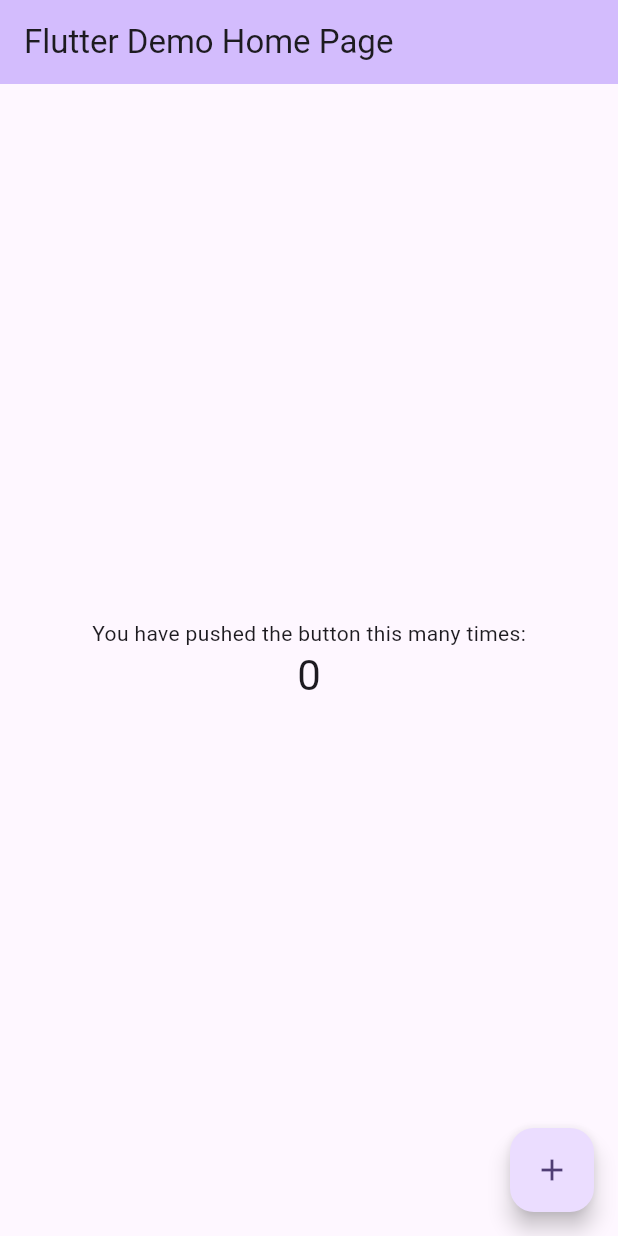
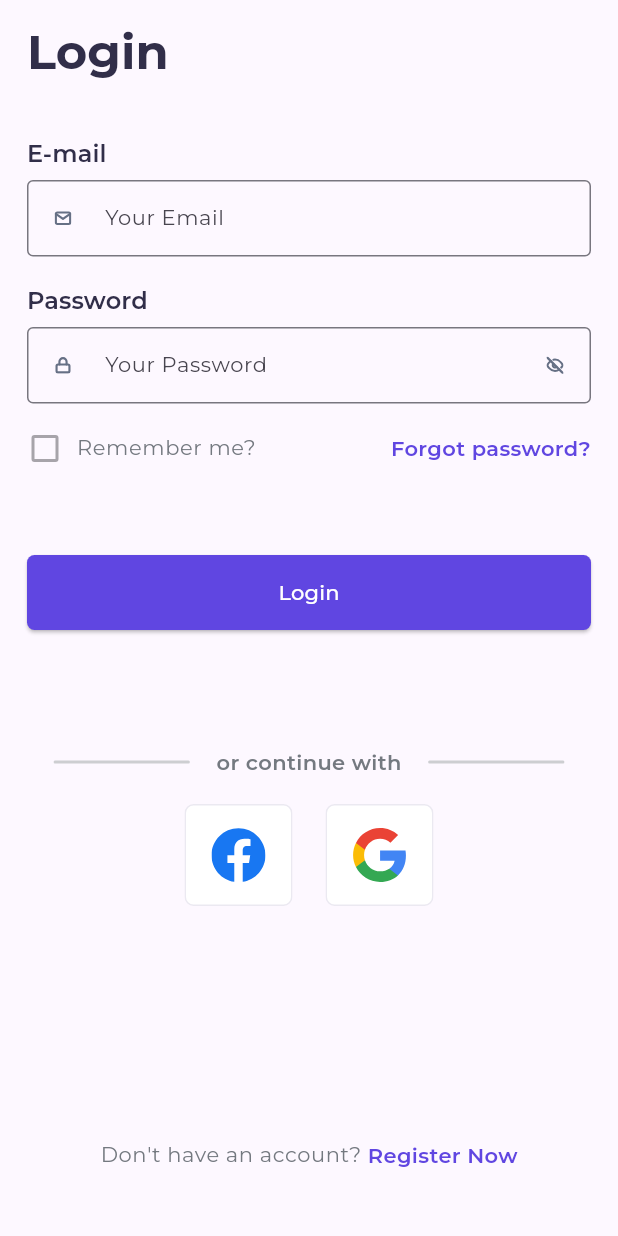
Before and after one commit to praidux/LostGet, a Flutter app: the screen it shows after launch, on a phone screen of 412 x 824 dp. Run offline on Flutter 3.47's test engine with Material 2 defaults, Android fonts, the phone set to English and light mode, and no system bars; our stand-ins replace flutter_screenutil, flutter_svg, google_fonts.

Commit message:
Login and Sign Up Screen are created.

```diff
--- /dev/null
+++ b/lib/constants/colors.dart
@@ -0,0 +1,7 @@
+import 'package:flutter/material.dart';
+
+class AppColors {
+  static const Color headingColor = Color.fromRGBO(49, 46, 73, 1);
+  static const Color primaryColor = Color.fromRGBO(96, 70, 225, 1);
+  static const Color placeHolderColor = Color.fromRGBO(116, 121, 128, 1);
+}
--- a/lib/main.dart
+++ b/lib/main.dart
@@ -1,4 +1,8 @@
 import 'package:flutter/material.dart';
+import 'package:flutter_screenutil/flutter_screenutil.dart';
+import 'package:google_fonts/google_fonts.dart';
+import 'package:lost_get/constants/colors.dart';
+import 'package:lost_get/routes/app_routes.dart';
 
 void main() {
   runApp(const MyApp());
@@ -10,116 +14,39 @@ class MyApp extends StatelessWidget {
   // This widget is the root of your application.
   @override
   Widget build(BuildContext context) {
-    return MaterialApp(
-      title: 'Flutter Demo',
-      theme: ThemeData(
-        // This is the theme of your application.
-        //
-        // TRY THIS: Try running your application with "flutter run". You'll see
-        // the application has a blue toolbar. Then, without quitting the app,
-        // try changing the seedColor in the colorScheme below to Colors.green
-        // and then invoke "hot reload" (save your changes or press the "hot
-        // reload" button in a Flutter-supported IDE, or press "r" if you used
-        // the command line to start the app).
-        //
-        // Notice that the counter didn't reset back to zero; the application
-        // state is not lost during the reload. To reset the state, use hot
-        // restart instead.
-        //
-        // This works for code too, not just values: Most code changes can be
-        // tested with just a hot reload.
-        colorScheme: ColorScheme.fromSeed(seedColor: Colors.deepPurple),
-        useMaterial3: true,
-      ),
-      home: const MyHomePage(title: 'Flutter Demo Home Page'),
-    );
+    return ScreenUtilInit(
+        designSize: const Size(360, 360),
+        builder: ((context, child) {
+          return MaterialApp(
+            debugShowCheckedModeBanner: false,
+            title: 'LostGet',
+            theme: ThemeData(
+              appBarTheme: const AppBarTheme(
+                backgroundColor: Colors.white,
+                elevation: 0,
+              ),
+              fontFamily: GoogleFonts.montserrat(
+                fontSize: 14.sp,
+              ).fontFamily,
+              colorScheme:
+                  ColorScheme.fromSeed(seedColor: AppColors.primaryColor),
+              useMaterial3: true,
+              canvasColor: Colors.white,
+              textTheme: TextTheme(
+                titleLarge: GoogleFonts.montserrat(
+                    fontWeight: FontWeight.w700,
+                    fontSize: 28.sp,
+                    color: AppColors.headingColor),
+                titleSmall: GoogleFonts.montserrat(
+                    fontWeight: FontWeight.w600,
+                    fontSize: 14.sp,
+                    color: AppColors.headingColor),
+                bodySmall: GoogleFonts.montserrat(
+                    fontSize: 14, color: AppColors.placeHolderColor),
+              ),
+            ),
+            onGenerateRoute: AppRouter().onGenerateRoute,
+          );
+        }));
   }
 }
-
-class MyHomePage extends StatefulWidget {
-  const MyHomePage({super.key, required this.title});
-
-  // This widget is the home page of your application. It is stateful, meaning
-  // that it has a State object (defined below) that contains fields that affect
-  // how it looks.
-
-  // This class is the configuration for the state. It holds the values (in this
-  // case the title) provided by the parent (in this case the App widget) and
-  // used by the build method of the State. Fields in a Widget subclass are
-  // always marked "final".
-
-  final String title;
-
-  @override
-  State<MyHomePage> createState() => _MyHomePageState();
-}
-
-class _MyHomePageState extends State<MyHomePage> {
-  int _counter = 0;
-
-  void _incrementCounter() {
-    setState(() {
-      // This call to setState tells the Flutter framework that something has
-      // changed in this State, which causes it to rerun the build method below
-      // so that the display can reflect the updated values. If we changed
-      // _counter without calling setState(), then the build method would not be
-      // called again, and so nothing would appear to happen.
-      _counter++;
-    });
-  }
-
-  @override
-  Widget build(BuildContext context) {
-    // This method is rerun every time setState is called, for instance as done
-    // by the _incrementCounter method above.
-    //
-    // The Flutter framework has been optimized to make rerunning build methods
-    // fast, so that you can just rebuild anything that needs updating rather
-    // than having to individually change instances of widgets.
-    return Scaffold(
-      appBar: AppBar(
-        // TRY THIS: Try changing the color here to a specific color (to
-        // Colors.amber, perhaps?) and trigger a hot reload to see the AppBar
-        // change color while the other colors stay the same.
-        backgroundColor: Theme.of(context).colorScheme.inversePrimary,
-        // Here we take the value from the MyHomePage object that was created by
-        // the App.build method, and use it to set our appbar title.
-        title: Text(widget.title),
-      ),
-      body: Center(
-        // Center is a layout widget. It takes a single child and positions it
-        // in the middle of the parent.
-        child: Column(
-          // Column is also a layout widget. It takes a list of children and
-          // arranges them vertically. By default, it sizes itself to fit its
-          // children horizontally, and tries to be as tall as its parent.
-          //
-          // Column has various properties to control how it sizes itself and
-          // how it positions its children. Here we use mainAxisAlignment to
-          // center the children vertically; the main axis here is the vertical
-          // axis because Columns are vertical (the cross axis would be
-          // horizontal).
-          //
-          // TRY THIS: Invoke "debug painting" (choose the "Toggle Debug Paint"
-          // action in the IDE, or press "p" in the console), to see the
-          // wireframe for each widget.
-          mainAxisAlignment: MainAxisAlignment.center,
-          children: <Widget>[
-            const Text(
-              'You have pushed the button this many times:',
-            ),
-            Text(
-              '$_counter',
-              style: Theme.of(context).textTheme.headlineMedium,
-            ),
-          ],
-        ),
-      ),
-      floatingActionButton: FloatingActionButton(
-        onPressed: _incrementCounter,
-        tooltip: 'Increment',
-        child: const Icon(Icons.add),
-      ), // This trailing comma makes auto-formatting nicer for build methods.
-    );
-  }
-}
--- /dev/null
+++ b/lib/presentation_layer/screens/authentication/Login/login_screen.dart
@@ -0,0 +1,124 @@
+import 'package:flutter/material.dart';
+import 'package:flutter_svg/svg.dart';
+import 'package:lost_get/constants/colors.dart';
+import 'package:lost_get/presentation_layer/screens/authentication/SignUp/sign_up_screen.dart';
+import 'package:lost_get/presentation_layer/widgets/authentication/authentication_widget.dart';
+import 'package:lost_get/presentation_layer/widgets/button.dart';
+
+class LoginScreen extends StatefulWidget {
+  const LoginScreen({super.key});
+
+  @override
+  State<LoginScreen> createState() => _LoginScreenState();
+}
+
+class _LoginScreenState extends State<LoginScreen> {
+  var _isHidden = true;
+
+  void _togglePasswordView() {
+    setState(() {
+      _isHidden = !_isHidden;
+    });
+  }
+
+  @override
+  Widget build(BuildContext context) {
+    return SafeArea(
+      child: Scaffold(
+        body: SingleChildScrollView(
+          child: Container(
+            margin: const EdgeInsets.symmetric(horizontal: 18, vertical: 14),
+            child:
+                Column(crossAxisAlignment: CrossAxisAlignment.start, children: [
+              headingText(context, "Login"),
+              const SizedBox(
+                height: 36,
+              ),
+              getTextFields(
+                context,
+                'Your Email',
+                'E-mail',
+                'assets/icons/mail.svg',
+              ),
+              const SizedBox(
+                height: 18,
+              ),
+              getPasswordFields(
+                context,
+                'Your Password',
+                'Password',
+                'assets/icons/lock.svg',
+                _isHidden,
+                _togglePasswordView,
+              ),
+              const SizedBox(
+                height: 18,
+              ),
+              createCheckboxNecessaryItems(context),
+              const SizedBox(
+                height: 59,
+              ),
+              createButton(context, 'Login'),
+              const SizedBox(
+                height: 78,
+              ),
+              Row(
+                children: [
+                  Expanded(child: SvgPicture.asset('assets/icons/divider.svg')),
+                  const Text(
+                    'or continue with',
+                    style: TextStyle(
+                        fontSize: 14,
+                        color: AppColors.placeHolderColor,
+                        fontWeight: FontWeight.w600),
+                  ),
+                  Expanded(child: SvgPicture.asset('assets/icons/divider.svg')),
+                ],
+              ),
+              const SizedBox(
+                height: 18,
+              ),
+              Row(
+                children: [
+                  const Expanded(flex: 1, child: SizedBox()),
+                  Expanded(
+                      flex: 1,
+                      child:
+                          SvgPicture.asset('assets/icons/facebook_logo.svg')),
+                  Expanded(
+                      flex: 1,
+                      child: SvgPicture.asset('assets/icons/google_logo.svg')),
+                  const Expanded(flex: 1, child: SizedBox()),
+                ],
+              ),
+              const SizedBox(
+                height: 156,
+              ),
+              Center(
+                child: Row(
+                  mainAxisAlignment: MainAxisAlignment.center,
+                  children: [
+                    Text(
+                      "Don't have an account? ",
+                      style: Theme.of(context).textTheme.bodySmall,
+                    ),
+                    InkWell(
+                      onTap: () =>
+                          Navigator.of(context).pushNamed(SignUp.routeName),
+                      child: const Text(
+                        "Register Now",
+                        style: TextStyle(
+                            color: AppColors.primaryColor,
+                            fontWeight: FontWeight.w600),
+                      ),
+                    ),
+                  ],
+                ),
+              ),
+            ]),
+          ),
+        ),
+      ),
+    );
+  }
+}
--- /dev/null
+++ b/lib/presentation_layer/widgets/authentication/authentication_widget.dart
@@ -0,0 +1,129 @@
+import 'package:flutter/material.dart';
+import 'package:flutter_screenutil/flutter_screenutil.dart';
+import 'package:flutter_svg/svg.dart';
+
+import '../../../constants/colors.dart';
+
+Widget headingText(context, String title) {
+  return Text(
+    title,
+    style: Theme.of(context).textTheme.titleLarge,
+  );
+}
+
+Widget getTextFields(context, String textHint, String title, String imageUrl) {
+  return Column(crossAxisAlignment: CrossAxisAlignment.start, children: [
+    Text(
+      title,
+      style: Theme.of(context).textTheme.titleSmall,
+    ),
+    const SizedBox(
+      height: 6,
+    ),
+    SizedBox(
+      width: MediaQuery.sizeOf(context).width,
+      child: TextField(
+        style: Theme.of(context).textTheme.bodySmall,
+        keyboardType: TextInputType.emailAddress,
+        decoration: InputDecoration(
+          prefixIcon: IconButton(
+            onPressed: () {},
+            icon: SvgPicture.asset(
+              imageUrl,
+              height: 10.h,
+              width: 10.w,
+            ),
+          ),
+          border: const OutlineInputBorder(
+              borderRadius: BorderRadius.all(Radius.circular(4))),
+          hintText: textHint,
+
+          // floatingLabelBehavior: FloatingLabelBehavior.never,
+        ),
+      ),
+    )
+  ]);
+}
+
+Widget getPasswordFields(context, String textHint, String title,
+    String imageUrl, bool isHidden, Function toggleEye) {
+  return Column(crossAxisAlignment: CrossAxisAlignment.start, children: [
+    Text(
+      title,
+      style: Theme.of(context).textTheme.titleSmall,
+    ),
+    const SizedBox(
+      height: 6,
+    ),
+    SizedBox(
+      width: MediaQuery.sizeOf(context).width,
+      child: TextField(
+        style: Theme.of(context).textTheme.bodySmall,
+        keyboardType: TextInputType.emailAddress,
+        decoration: InputDecoration(
+          prefixIcon: IconButton(
+            onPressed: () {},
+            icon: SvgPicture.asset(
+              imageUrl,
+              height: 10.h,
+              width: 10.w,
+            ),
+          ),
+          border: const OutlineInputBorder(
+              borderRadius: BorderRadius.all(Radius.circular(4))),
+          hintText: textHint,
+          suffixIcon: IconButton(
+              onPressed: () => toggleEye(),
+              icon: isHidden
+                  ? SvgPicture.asset(
+                      'assets/icons/eye-off.svg',
+                      height: 10.h,
+                      width: 10.w,
+                    )
+                  : SvgPicture.asset(
+                      'assets/icons/eye-on.svg',
+                      height: 10.h,
+                      width: 10.w,
+                    )),
+
+          // floatingLabelBehavior: FloatingLabelBehavior.never,
+        ),
+        obscureText: isHidden,
+      ),
+    )
+  ]);
+}
+
+Widget createCheckboxNecessaryItems(context) {
+  return Row(
+    mainAxisAlignment: MainAxisAlignment.start,
+    children: [
+      Expanded(
+        child: Row(
+          children: [
+            const SizedBox(
+              height: 24,
+              width: 24,
+              child: Checkbox(
+                value: false,
+                onChanged: null,
+              ),
+            ),
+            SizedBox(
+              width: 8.w,
+            ),
+            Text(
+              'Remember me?',
+              style: Theme.of(context).textTheme.bodySmall,
+            )
+          ],
+        ),
+      ),
+      const Text(
+        "Forgot password?",
+        style: TextStyle(
+            color: AppColors.primaryColor, fontWeight: FontWeight.w600),
+      ),
+    ],
+  );
+}
--- /dev/null
+++ b/lib/presentation_layer/widgets/button.dart
@@ -0,0 +1,17 @@
+import 'package:flutter/material.dart';
+import 'package:lost_get/constants/colors.dart';
+
+Widget createButton(context, String title) {
+  return Container(
+      width: MediaQuery.sizeOf(context).width,
+      child: ElevatedButton(
+        onPressed: () {},
+        child: Text(title),
+        style: ElevatedButton.styleFrom(
+            backgroundColor: AppColors.primaryColor,
+            foregroundColor: Colors.white,
+            shape:
+                RoundedRectangleBorder(borderRadius: BorderRadius.circular(5)),
+            padding: const EdgeInsets.all(15)),
+      ));
+}
--- /dev/null
+++ b/lib/routes/app_routes.dart
@@ -0,0 +1,16 @@
+import 'package:flutter/material.dart';
+import 'package:lost_get/presentation_layer/screens/authentication/Login/login_screen.dart';
+import 'package:lost_get/presentation_layer/screens/authentication/SignUp/sign_up_screen.dart';
+
+class AppRouter {
+  Route? onGenerateRoute(RouteSettings routeSettings) {
+    switch (routeSettings.name) {
+      case '/':
+        return MaterialPageRoute(builder: (context) => const LoginScreen());
+
+      case SignUp.routeName:
+        return MaterialPageRoute(builder: (context) => const SignUp());
+    }
+    return null;
+  }
+}
```
Also changed, not shown: lib/presentation_layer/screens/authentication/SignUp/sign_up_screen.dart (added, +134 -0 lines), pubspec.yaml (+5 -2 lines), assets/icons/divider.svg (added), assets/icons/eye-off.svg (added), assets/icons/eye-on.svg (added), assets/icons/facebook_logo.svg (added), assets/icons/google_logo.svg (added), assets/icons/lock.png (added), assets/icons/lock.svg (added), assets/icons/mail.png (added), assets/icons/mail.svg (added), assets/icons/onBack.svg (added), assets/icons/profile.svg (added), pubspec.lock, 1 other file.
